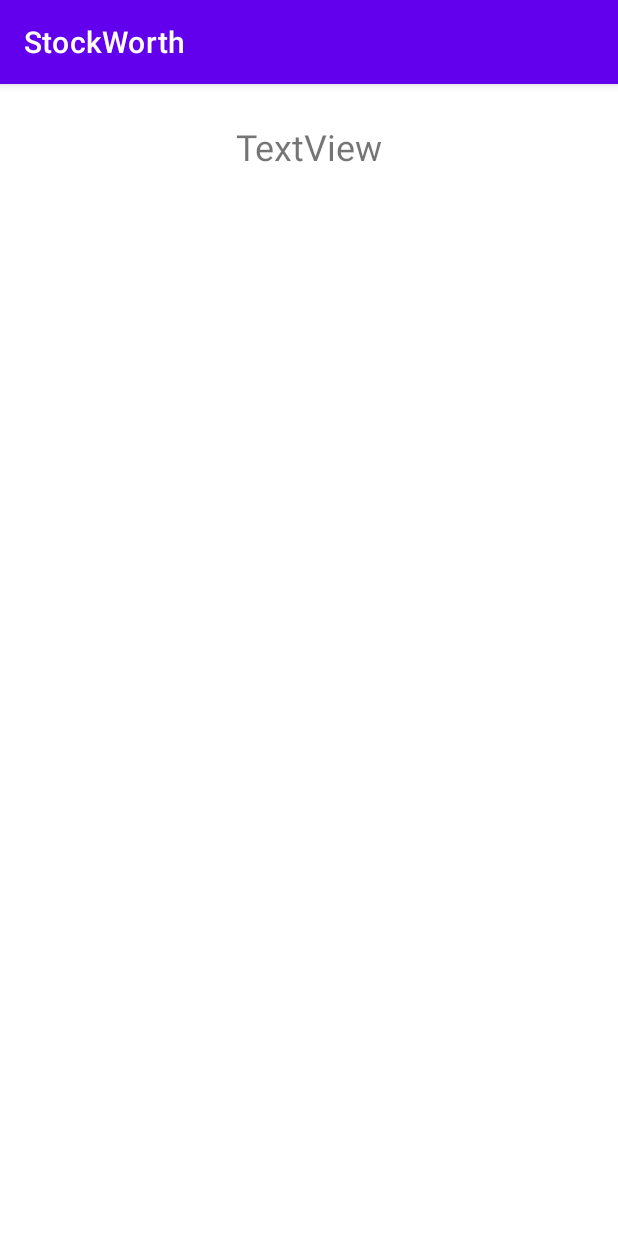
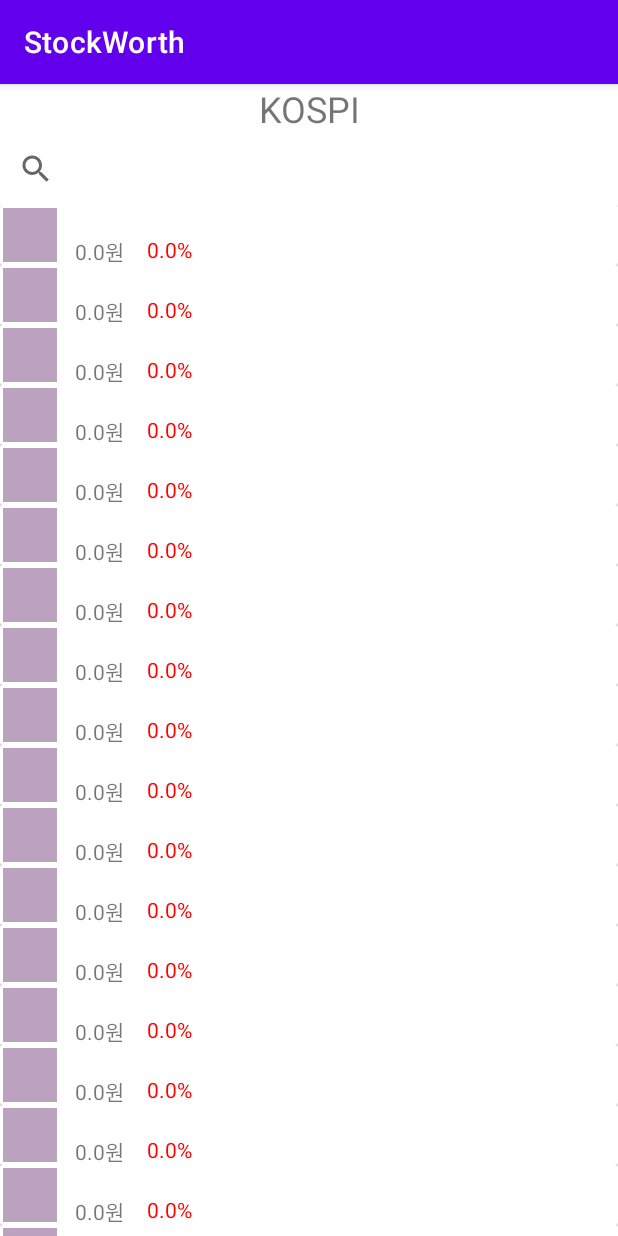
Before and after one commit to momi3355/stock_worth-Java-, an Android app: the fragment MarketInfoFragment shown on its own in the app's theme, on a phone screen of 412 x 824 dp. Run offline under Robolectric (Android 15) with nearby library versions, the phone set to English and light mode, and no system bars; libraries missing offline, so code that uses them is left out: com.chaquo.python; 12 statements that could not run were skipped.

Commit message:
RecyclerView 구현

```diff
--- a/app/build.gradle
+++ b/app/build.gradle
@@ -8,6 +8,10 @@ apply plugin: 'com.chaquo.python'
 android {
     namespace 'com.momi3355.stockworth'
     compileSdk 34
+
+    viewBinding {
+        enabled = true
+    }
 
     flavorDimensions "pyVersion"
     productFlavors {
--- a/app/src/main/AndroidManifest.xml
+++ b/app/src/main/AndroidManifest.xml
@@ -16,7 +16,8 @@
         android:roundIcon="@mipmap/ic_launcher_round"
         android:supportsRtl="true"
         android:theme="@style/Theme.StockWorth"
-        tools:targetApi="31">
+        android:enableOnBackInvokedCallback="true"
+        tools:targetApi="tiramisu">
         <activity
             android:name=".LoadingActivity"
             android:exported="true">
--- a/app/src/main/java/com/momi3355/stockworth/DataController.java
+++ b/app/src/main/java/com/momi3355/stockworth/DataController.java
@@ -98,6 +98,7 @@ public class DataController {
                 // 1. JSON에서 data겍체를 찾을 수 없는 경우.
                 // 2. 위에 있는 if (array_data.length() == 0) 에서 정보을 찾을 수 없는 경우.
                 // 3. JSON파일이 손상된 경우.
+                // TODO : 이곳에 오는 경의를 정확하게 알 필요가 있다.
                 Log.w("DataController", "load: "+e.getMessage());
                 fileInput.close(); // 파일 닫고, 다시 열기
                 fileInput = newFile(dataType);
@@ -119,6 +120,7 @@ public class DataController {
     public void update(JSONObject json, DataType dataType) throws JSONException, IOException {
         String updateTime = json.getString("update_time");
         String previousOpen = getPreviousOpen();
+        //숫자로 되어있는 String
 
         Log.d("DataController", "time: "+updateTime+" - "+previousOpen);
         if (!updateTime.equals(previousOpen)) { //'업데이트 시간'과 '최근 개장일'를 비교
@@ -133,6 +135,9 @@ public class DataController {
     }
 
     public void update() throws IOException, JSONException {
+        LocalTime now = LocalTime.now();
+        //장시간이 아닐때에는 업데이트를 진행되지 않는다.
+        if (now.getHour() < 9 || now.getHour() > 18) return;
         for (int i = 0; i < DataType.getLength(); i++) {
             DataType dataType = DataType.values()[i];
             FileInputStream input = newFile(dataType);
--- a/app/src/main/java/com/momi3355/stockworth/MainActivity.java
+++ b/app/src/main/java/com/momi3355/stockworth/MainActivity.java
@@ -35,7 +35,7 @@ public class MainActivity extends AppCompatActivity {
         @Override
         public void onServiceConnected(ComponentName name, IBinder service) {
             DataService.LocalBinder dataBinder = (DataService.LocalBinder)service;
-            dataService = dataBinder.getService();
+            dataService = dataBinder.getService(); //'dateService'가 사용되지 않으면 삭제 요함.
             isService = true;
             // 백그라운드 스레드에서 backgroundRunnable 실행
             backgroundHandler.post(backgroundRunnable);
--- /dev/null
+++ b/app/src/main/java/com/momi3355/stockworth/ReclerView/RecyclerViewAdapter.java
@@ -0,0 +1,117 @@
+package com.momi3355.stockworth.ReclerView;
+
+import android.graphics.Color;
+import android.view.LayoutInflater;
+import android.view.View;
+import android.view.ViewGroup;
+import android.widget.ProgressBar;
+import android.widget.TextView;
+
+import androidx.annotation.NonNull;
+import androidx.recyclerview.widget.RecyclerView;
+
+import com.momi3355.stockworth.R;
+
+import java.util.List;
+import java.util.Random;
+
+public class RecyclerViewAdapter extends RecyclerView.Adapter<RecyclerView.ViewHolder> {
+    private final int VIEW_TYPE_ITEM = 0;
+    private final int VIEW_TYPE_LOADING = 1;
+
+    public List<TickerInfo> mItemList;
+    public RecyclerViewAdapter(List<TickerInfo> itemList) {
+        mItemList = itemList;
+    }
+
+    @NonNull
+    @Override
+    public RecyclerView.ViewHolder onCreateViewHolder(@NonNull ViewGroup parent, int viewType) {
+        if (viewType == VIEW_TYPE_ITEM) {
+            View view = LayoutInflater.from(parent.getContext()).inflate(R.layout.item_row, parent, false);
+            return new ItemViewHolder(view);
+        } else {
+            View view = LayoutInflater.from(parent.getContext()).inflate(R.layout.item_loading, parent, false);
+            return new LoadingViewHolder(view);
+        }
+    }
+
+    @Override
+    public void onBindViewHolder(@NonNull RecyclerView.ViewHolder viewHolder, int position) {
+        if (viewHolder instanceof ItemViewHolder) {
+            populateItemRows((ItemViewHolder) viewHolder, position);
+        } else if (viewHolder instanceof LoadingViewHolder) {
+            showLoadingView((LoadingViewHolder) viewHolder, position);
+        }
+
+    }
+
+    @Override
+    public int getItemCount() {
+        return mItemList == null ? 0 : mItemList.size();
+    }
+
+    @Override
+    public int getItemViewType(int position) {
+        return mItemList.get(position) == null ? VIEW_TYPE_LOADING : VIEW_TYPE_ITEM;
+    }
+
+
+    private static class ItemViewHolder extends RecyclerView.ViewHolder {
+        TextView itemIcon;
+        TextView itemName;
+        TextView itemPrice;
+        TextView itemRate;
+
+        public ItemViewHolder(@NonNull View itemView) {
+            super(itemView);
+
+            itemIcon = itemView.findViewById(R.id.item_icon);
+            itemName = itemView.findViewById(R.id.item_name);
+            itemPrice = itemView.findViewById(R.id.item_price);
+            itemRate = itemView.findViewById(R.id.item_rate);
+        }
+    }
+
+    private static class LoadingViewHolder extends RecyclerView.ViewHolder {
+        ProgressBar progressBar;
+
+        public LoadingViewHolder(@NonNull View itemView) {
+            super(itemView);
+            progressBar = itemView.findViewById(R.id.recyclerView_progressBar);
+        }
+    }
+
+    private void showLoadingView(LoadingViewHolder viewHolder, int position) {
+        //로딩될때 실행되는 함수.
+
+    }
+
+    private void populateItemRows(ItemViewHolder viewHolder, int position) {
+        TickerInfo item = mItemList.get(position);
+        String price_str = item.item_price + "원";
+        String rate_str = item.item_rate + "%";
+        if (item.item_rate >= 0) {
+            if (!(item.item_rate == 0))
+                rate_str = "+" + rate_str;
+            viewHolder.itemRate.setTextColor(Color.RED);
+        } else {
+            viewHolder.itemRate.setTextColor(Color.BLUE);
+        }
+
+        viewHolder.itemIcon.setText(item.item_icon);
+        changeIconColor(viewHolder.itemIcon);
+        viewHolder.itemName.setText(item.item_name);
+        viewHolder.itemPrice.setText(price_str);
+        viewHolder.itemRate.setText(rate_str);
+    }
+
+    private void changeIconColor(TextView view) {
+        // 랜덤 색상 생성
+        Random rnd = new Random();
+        int color = Color.rgb(rnd.nextInt(256), rnd.nextInt(256), rnd.nextInt(256));
+
+        // TextView 배경색 변경
+        view.setBackgroundColor(color);
+    }
+}
--- /dev/null
+++ b/app/src/main/java/com/momi3355/stockworth/ReclerView/TickerInfo.java
@@ -0,0 +1,22 @@
+package com.momi3355.stockworth.ReclerView;
+
+/**
+ * RecyclerView에서 사용되는 데이터를 저장하는 클래스
+ * @see RecyclerViewAdapter
+ */
+public class TickerInfo {
+    String item_icon;
+    String item_name;
+    double item_price;
+    double item_rate;
+    long item_volume;
+
+    public TickerInfo(String name, double price, double rate, long volume) {
+        item_name = name;
+        item_price = price;
+        item_rate = rate;
+        item_volume = volume;
+
+        item_icon = item_name.charAt(0)+""+item_name.charAt(1); //한글은 2바이트
+    }
+}
--- a/app/src/main/java/com/momi3355/stockworth/ui/market_info/MarketInfoFragment.java
+++ b/app/src/main/java/com/momi3355/stockworth/ui/market_info/MarketInfoFragment.java
@@ -1,6 +1,5 @@
 package com.momi3355.stockworth.ui.market_info;
 
-import androidx.lifecycle.Observer;
 import androidx.lifecycle.ViewModelProvider;
 
 import android.os.Bundle;
@@ -8,66 +7,95 @@ import android.os.Bundle;
 import androidx.annotation.NonNull;
 import androidx.annotation.Nullable;
 import androidx.fragment.app.Fragment;
+import androidx.recyclerview.widget.LinearLayoutManager;
+import androidx.recyclerview.widget.RecyclerView;
 
-import android.util.Log;
+import android.os.Handler;
 import android.view.LayoutInflater;
 import android.view.View;
 import android.view.ViewGroup;
-import android.widget.ListView;
 import android.widget.TextView;
-import android.widget.Toast;
 
 import com.momi3355.stockworth.AppData;
 import com.momi3355.stockworth.DataType;
-import com.momi3355.stockworth.R;
+import com.momi3355.stockworth.ReclerView.RecyclerViewAdapter;
+import com.momi3355.stockworth.ReclerView.TickerInfo;
 import com.momi3355.stockworth.databinding.FragmentMarketInfoBinding;
-import com.momi3355.stockworth.databinding.FragmentNotificationsBinding;
 
-import org.jetbrains.annotations.ApiStatus;
 import org.json.JSONArray;
 import org.json.JSONException;
-import org.json.JSONObject;
+
+import java.util.ArrayList;
 
 public class MarketInfoFragment extends Fragment {
+    private static final int NEXT_LIMIT = 50;
+
+    private final ArrayList<TickerInfo> rowsArrayList = new ArrayList<>();
+
     private FragmentMarketInfoBinding binding;
-    private TextView market_textView;
+    private RecyclerView recyclerView;
+    private RecyclerViewAdapter recyclerViewAdapter;
 
-    private final Observer<String> MarketName_observer = new Observer<String>() {
-        @Override
-        public void onChanged(String marketName) {
-            View root = binding.getRoot();
-            // TODO : 여기부터 진행
-            Toast.makeText(getActivity(), marketName, Toast.LENGTH_SHORT).show();
+    private JSONArray ticker_data;
 
-            market_textView = root.findViewById(R.id.market_name);
-            Log.d("MarketInfoFragment", "onViewCreated: "+(market_textView == null));
-//            if (!market_textView.getText().equals(marketName)) { //이름이 같지 않으면
-//                market_textView.setText(marketName);
-//                ListView list_view = root.findViewById(R.id.market_info_list);
-//            }
-        }
-    };
+    private boolean isLoading = false;
 
     @Override
     public View onCreateView(@NonNull LayoutInflater inflater, @Nullable ViewGroup container,
                              @Nullable Bundle savedInstanceState) {
-        MarketInfoViewModel marketInfoViewModel = new ViewModelProvider(this).get(MarketInfoViewModel.class);
-
         binding = FragmentMarketInfoBinding.inflate(inflater, container, false);
         View root = binding.getRoot();
 
-        marketInfoViewModel.getMarketName().observe(getViewLifecycleOwner(), MarketName_observer);
+        TextView marketName_textView = binding.marketName;
+        MarketInfoViewModel marketInfoViewModel = new ViewModelProvider(requireActivity()).get(MarketInfoViewModel.class);
+        marketInfoViewModel.getMarketName().observe(getViewLifecycleOwner(), marketName_textView::setText);
+
+        rowsArrayList.clear(); //데이터 초기화
+
+        // [rowsArrayList 초기화]
         try {
-            //1. 'Appdata'의 인스턴스를 가지고 온다.
-            //2. 'stockData'의 배열에서 'DataType.stock_data'의 인덱스를 추출
-            //3. 'stockData[]'의 데이터에서 JSONArray(data)를 추출.
-            //4. 'JSONArray'에서 0번째의 'market_name'이라는 데이터를 추출
-            JSONArray stock_array = AppData.getInstance().stockData[DataType.stock_data.getIndex()].getJSONArray("data");
-            String market_name = stock_array.getJSONObject(0).getString("market_name");
-            marketInfoViewModel.setMarketName(market_name);
+            ticker_data = marketInfoViewModel.getMarketInfo().getValue();
+            if (ticker_data == null) {
+                //초기화가 되어있지 않으면 기본값 불러오기
+                ticker_data = AppData.getInstance().stockData[DataType.stock_data.getIndex()]
+                        .getJSONArray("data").getJSONObject(0).getJSONArray("stock_data");
+            }
+            for (int j = 0; j < NEXT_LIMIT; j++) {
+                TickerInfo tickerInfo = getTickerInfo(ticker_data, j);
+                rowsArrayList.add(tickerInfo);
+            }
         } catch (JSONException e) {
             e.printStackTrace();
         }
+
+        // [recyclerView 설정]
+        recyclerView = binding.marketInfoList;
+
+        // [recyclerViewAdapter 초기화]
+        recyclerViewAdapter = new RecyclerViewAdapter(rowsArrayList);
+        recyclerView.setLayoutManager(new LinearLayoutManager(getActivity()));
+        recyclerView.setAdapter(recyclerViewAdapter);
+
+        // [recyclerView 리스너 장착]
+        recyclerView.addOnScrollListener(new RecyclerView.OnScrollListener() {
+            @Override
+            public void onScrollStateChanged(@NonNull RecyclerView recyclerView, int newState) {
+                super.onScrollStateChanged(recyclerView, newState);
+            }
+
+            @Override
+            public void onScrolled(@NonNull RecyclerView recyclerView, int dx, int dy) {
+                super.onScrolled(recyclerView, dx, dy);
+                LinearLayoutManager linearLayoutManager = (LinearLayoutManager) recyclerView.getLayoutManager();
+                if (!isLoading) {
+                    if (linearLayoutManager != null && linearLayoutManager.findLastCompletelyVisibleItemPosition() == rowsArrayList.size() - 1) {
+                        //bottom of list!
+                        loadMore();
+                        isLoading = true;
+                    }
+                }
+            }
+        });
 
         return root;
     }
@@ -77,4 +105,40 @@ public class MarketInfoFragment extends Fragment {
         super.onDestroyView();
         binding = null;
     }
+
+    private void loadMore() {
+        rowsArrayList.add(null);
+
+        Handler handler = new Handler();
+        handler.postDelayed(new Runnable() {
+            @Override
+            public void run() {
+                rowsArrayList.remove(rowsArrayList.size() - 1);
+                int scrollPosition = rowsArrayList.size();
+                recyclerViewAdapter.notifyItemRemoved(scrollPosition);
+                int currentSize = scrollPosition;
+                int nextLimit = currentSize + NEXT_LIMIT;
+
+                while (currentSize - 1 < nextLimit) {
+                    try {
+                        TickerInfo tickerInfo = getTickerInfo(ticker_data, currentSize - 1);
+                        rowsArrayList.add(tickerInfo);
+                    } catch (JSONException e) {
+                        e.printStackTrace();
+                    }
+                    currentSize++;
+                }
+                isLoading = false;
+            }
+        }, 2000);
+    }
+
+    private TickerInfo getTickerInfo(JSONArray data, int i) throws JSONException {
+        String name = data.getJSONObject(i).getString("name");
+        double price = data.getJSONObject(i).getDouble("price");
+        double rate = data.getJSONObject(i).getDouble("rate");
+        long volume = data.getJSONObject(i).getLong("volume");
+
+        return new TickerInfo(name, price, rate, volume);
+    }
 }
--- a/app/src/main/java/com/momi3355/stockworth/ui/market_info/MarketInfoViewModel.java
+++ b/app/src/main/java/com/momi3355/stockworth/ui/market_info/MarketInfoViewModel.java
@@ -1,22 +1,47 @@
 package com.momi3355.stockworth.ui.market_info;
+
+import android.util.Log;
 
 import androidx.lifecycle.LiveData;
 import androidx.lifecycle.MutableLiveData;
 import androidx.lifecycle.ViewModel;
 
+import com.momi3355.stockworth.AppData;
+import com.momi3355.stockworth.DataType;
+
+import org.json.JSONArray;
+import org.json.JSONException;
+import org.json.JSONObject;
+
 public class MarketInfoViewModel extends ViewModel {
+    private final MutableLiveData<CharSequence> marketName = new MutableLiveData<>();
+    private final MutableLiveData<JSONArray> marketInfo = new MutableLiveData<>();
 
-    private final MutableLiveData<String> marketName = new MutableLiveData<>();
+    public MarketInfoViewModel() throws JSONException {
+        JSONArray stock_array = AppData.getInstance().stockData[DataType.stock_data.getIndex()].getJSONArray("data");
 
-    public MarketInfoViewModel() {
+        JSONObject market = stock_array.getJSONObject(0);
+        String market_name = market.getString("market_name");
+        JSONArray market_info = market.getJSONArray("stock_data");
 
+        setMarketName(market_name);
+        setMarketInfo(market_info);
     }
 
-    public void setMarketName(String name) {
-        marketName.setValue(name);
+    public void setMarketName(CharSequence name) {
+        //marketName.postValue(name);
+        marketName.postValue("KOSPI"); //지금 코스피 밖에 없어서.
     }
 
-    public LiveData<String> getMarketName() {
+    public void setMarketInfo(JSONArray info) {
+        marketInfo.postValue(info);
+    }
+
+    public LiveData<CharSequence> getMarketName() {
         return marketName;
     }
+
+    public LiveData<JSONArray> getMarketInfo() {
+        return marketInfo;
+    }
 }
--- /dev/null
+++ b/app/src/main/res/drawable/item_icon.xml
@@ -0,0 +1,5 @@
+<?xml version="1.0" encoding="utf-8"?>
+<shape xmlns:android="http://schemas.android.com/apk/res/android"
+    android:shape="oval">
+    <solid android:color="#AAFFBB"/>
+</shape>
--- a/app/src/main/res/layout/fragment_market_info.xml
+++ b/app/src/main/res/layout/fragment_market_info.xml
@@ -18,10 +18,14 @@
             <TextView
                 android:id="@+id/market_name"
                 android:layout_width="match_parent"
-                android:layout_height="84dp"
+                android:layout_height="match_parent"
+                android:gravity="center"
                 android:text="TextView"
-                android:textSize="24sp"
-                android:gravity="center" />
+                android:textSize="24sp" />
+
+            <androidx.appcompat.widget.SearchView
+                android:layout_width="match_parent"
+                android:layout_height="wrap_content" />
 
         </LinearLayout>
 
--- /dev/null
+++ b/app/src/main/res/layout/item_row.xml
@@ -0,0 +1,57 @@
+<?xml version="1.0" encoding="utf-8"?>
+<androidx.cardview.widget.CardView xmlns:android="http://schemas.android.com/apk/res/android"
+    android:id="@+id/item_row"
+    android:orientation="vertical"
+    android:layout_width="match_parent"
+    android:layout_height="wrap_content">
+
+    <LinearLayout
+        android:layout_width="match_parent"
+        android:layout_height="wrap_content"
+        android:orientation="horizontal">
+
+        <TextView
+            android:id="@+id/item_icon"
+            android:layout_width="36dp"
+            android:layout_height="36dp"
+            android:layout_margin="2dp"
+            android:background="@drawable/item_icon"
+            android:gravity="center"
+            android:text="한"
+            android:textSize="16sp" />
+
+        <LinearLayout
+            android:layout_width="match_parent"
+            android:layout_height="match_parent"
+            android:orientation="vertical">
+
+            <TextView
+                android:id="@+id/item_name"
+                android:layout_width="match_parent"
+                android:layout_height="20dp"
+                android:layout_marginStart="10dp"
+                android:gravity="bottom"
+                android:text="한국주식회사" />
+
+            <LinearLayout
+                android:layout_width="match_parent"
+                android:layout_height="match_parent">
+
+                <TextView
+                    android:id="@+id/item_price"
+                    android:layout_width="wrap_content"
+                    android:layout_height="match_parent"
+                    android:layout_marginStart="10dp"
+                    android:layout_marginEnd="15dp"
+                    android:text="10,000원" />
+
+                <TextView
+                    android:id="@+id/item_rate"
+                    android:layout_width="wrap_content"
+                    android:layout_height="match_parent"
+                    android:text="+0.10%" />
+
+            </LinearLayout>
+        </LinearLayout>
+    </LinearLayout>
+</androidx.cardview.widget.CardView>
```
Also changed, not shown: app/src/main/java/com/momi3355/stockworth/DataService.java (+9 -6 lines), app/src/main/java/com/momi3355/stockworth/ui/home/HomeFragment.java (+9 -8 lines), app/src/main/java/com/momi3355/stockworth/ui/home/HomeViewModel.java (+0 -9 lines), app/src/main/res/layout/item_loading.xml (added, +21 -0 lines), 1 other file.
